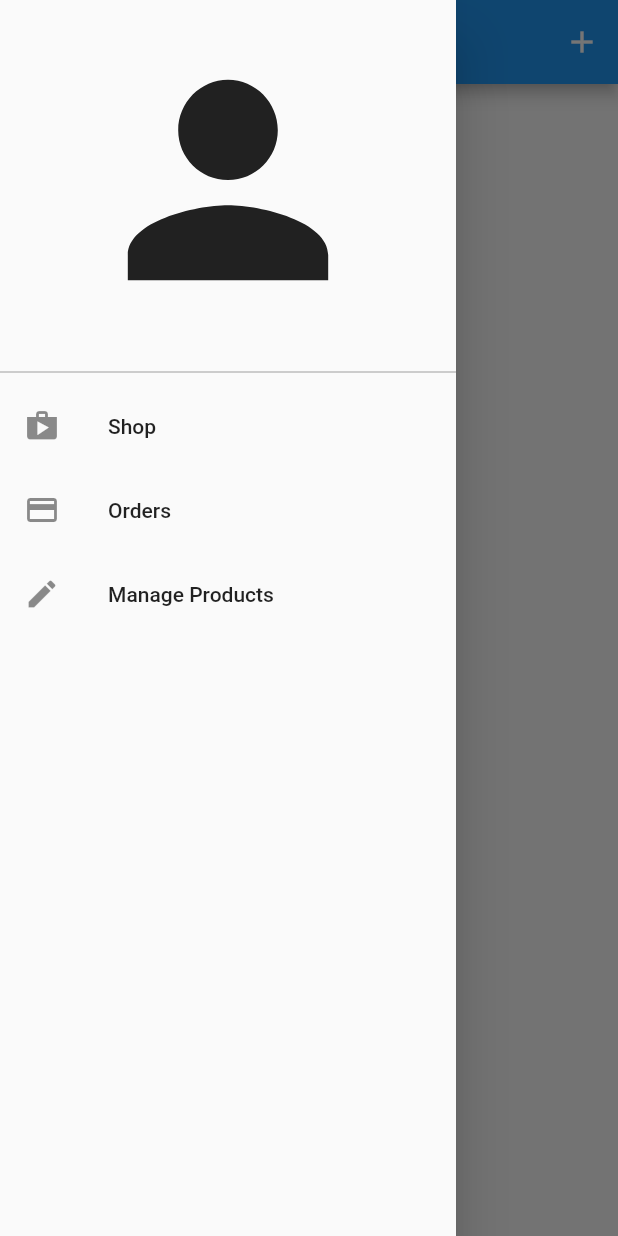
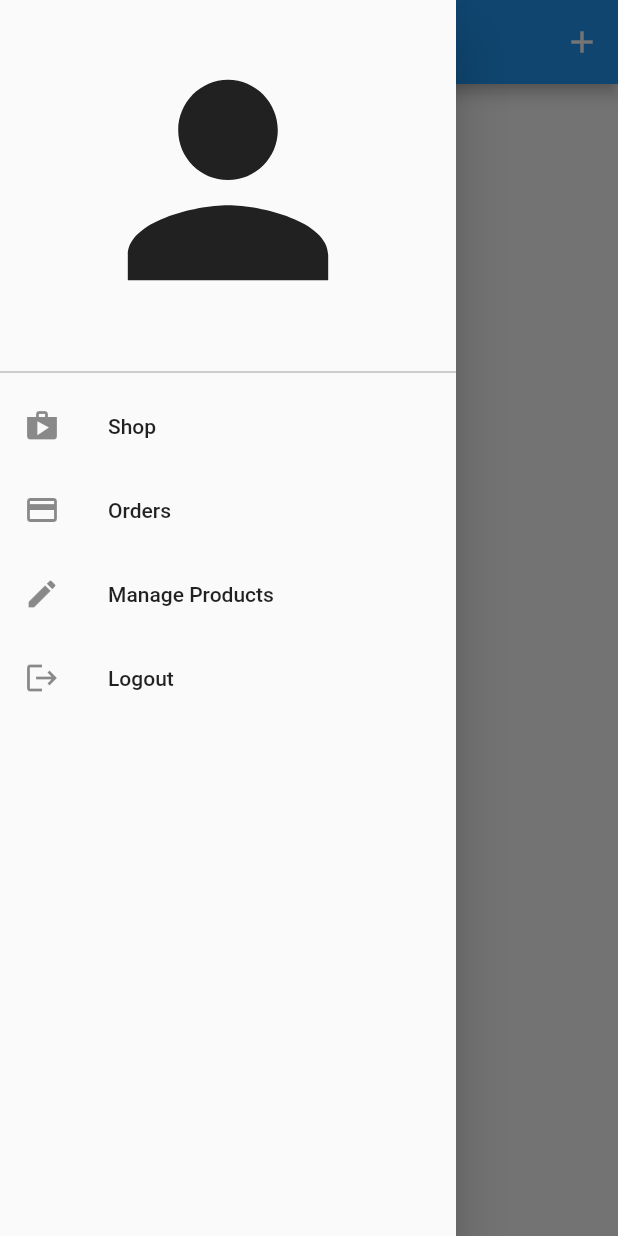
Before and after one commit to abdullahrazzaq120/my_shop_flutter, a Flutter app: the UserProductsScreen screen opened by its route, with the side drawer open, on a phone screen of 412 x 824 dp. Run offline on Flutter 3.47's test engine with Material 2 defaults, Android fonts, the phone set to English and light mode, and no system bars; our stand-ins replace shared_preferences; accounts and stored records are empty; network calls fail.

Commit message:
Authentication module implemented successfully

```diff
--- a/lib/providers/orders.dart
+++ b/lib/providers/orders.dart
@@ -22,8 +22,9 @@ class OrderItem {
 class Orders with ChangeNotifier {
   List<OrderItem> _orders = [];
   final String? authToken;
+  final String? userId;
 
-  Orders(this.authToken, this._orders);
+  Orders(this.authToken, this._orders, this.userId);
 
   List<OrderItem> get orders {
     return [..._orders];
@@ -31,7 +32,7 @@ class Orders with ChangeNotifier {
 
   Future<void> fetchAndSetOrders() async {
     final url =
-        'https://myshopflutter-3d23b-default-rtdb.firebaseio.com/orders.json?auth=$authToken';
+        'https://myshopflutter-3d23b-default-rtdb.firebaseio.com/orders/$userId.json?auth=$authToken';
     final response = await http.get(Uri.parse(url));
     final List<OrderItem> loadedOrders = [];
     final extractedData = json.decode(response.body) as Map<String, dynamic>;
@@ -63,7 +64,7 @@ class Orders with ChangeNotifier {
 
   Future<void> addOrder(List<CartItem> cartProducts, double total) async {
     final url =
-        'https://myshopflutter-3d23b-default-rtdb.firebaseio.com/orders.json?auth=$authToken';
+        'https://myshopflutter-3d23b-default-rtdb.firebaseio.com/orders/$userId.json?auth=$authToken';
     final timestamp = DateTime.now();
     final response = await http.post(
       Uri.parse(url),
--- a/lib/screens/user_product_screen.dart
+++ b/lib/screens/user_product_screen.dart
@@ -10,12 +10,14 @@ class UserProductsScreen extends StatelessWidget {
   static const routeName = '/user-products';
 
   Future<void> _refreshProducts(BuildContext context) async {
-    await Provider.of<Products>(context).fetchAndSetProducts(true);
+    await Provider.of<Products>(context, listen: false)
+        .fetchAndSetProducts(true);
   }
 
   @override
   Widget build(BuildContext context) {
-    final productsData = Provider.of<Products>(context, listen: false);
+    // final productsData = Provider.of<Products>(context, listen: false);
+    print('Rebuild...');
     return Scaffold(
       appBar: AppBar(
         title: const Text('Your Products'),
@@ -29,10 +31,18 @@ class UserProductsScreen extends StatelessWidget {
         ],
       ),
       drawer: AppDrawer(),
-      body: RefreshIndicator(
+      body: FutureBuilder(
+        future: _refreshProducts(context),
+        builder: (ctx, snapshot) =>
+            snapshot.connectionState == ConnectionState.waiting
+                ? const Center(
+                    child: CircularProgressIndicator(),
+                  )
+                : RefreshIndicator(
                     onRefresh: () => _refreshProducts(context),
                     strokeWidth: 5,
-        child: Padding(
+                    child: Consumer<Products>(
+                      builder: (ctx, productsData, _) => Padding(
                         padding: EdgeInsets.all(8),
                         child: ListView.builder(
                           itemCount: productsData.items.length,
@@ -43,8 +53,10 @@ class UserProductsScreen extends StatelessWidget {
                                 productsData.items[i].title!,
                                 productsData.items[i].imageUrl!,
                               ),
-                Divider(),
+                              const Divider(),
                             ],
+                          ),
+                        ),
                       ),
                     ),
                   ),
--- a/lib/widgets/app_drawer.dart
+++ b/lib/widgets/app_drawer.dart
@@ -1,6 +1,8 @@
 import 'package:flutter/material.dart';
+import 'package:my_shop_flutter/providers/auth.dart';
 import 'package:my_shop_flutter/screens/orders_screen.dart';
 import 'package:my_shop_flutter/screens/user_product_screen.dart';
+import 'package:provider/provider.dart';
 
 class AppDrawer extends StatelessWidget {
   @override
@@ -46,6 +48,22 @@ class AppDrawer extends StatelessWidget {
               Navigator.of(context)
                   .pushReplacementNamed(UserProductsScreen.routeName);
             },
+          ),
+          ListTile(
+            leading: const Icon(
+              Icons.logout,
+            ),
+            title: Text('Logout'),
+            onTap: () {
+              Navigator.of(context).pop();
+              Navigator.of(context).pushReplacementNamed('/');
+              Provider.of<Auth>(context, listen: false).logout().then((value) {
+                ScaffoldMessenger.of(context).removeCurrentSnackBar();
+                ScaffoldMessenger.of(context).showSnackBar(const SnackBar(
+                  content: Text('Logout Successfully!'),
+                ));
+              });
+            },
           )
         ],
       ),
--- a/pubspec.yaml
+++ b/pubspec.yaml
@@ -35,6 +35,9 @@ dependencies:
 
   #firebase
   firebase_auth: ^3.3.16
+
+  #shared_preferences
+  shared_preferences: ^2.0.13
 
   # The following adds the Cupertino Icons font to your application.
   # Use with the CupertinoIcons class for iOS style icons.
```
Also changed, not shown: lib/main.dart (+13 -2 lines), lib/providers/auth.dart (+58 -0 lines), lib/screens/splash_screen.dart (added, +12 -0 lines), pubspec.lock. Lines whose indentation alone changed are shown as unchanged.
